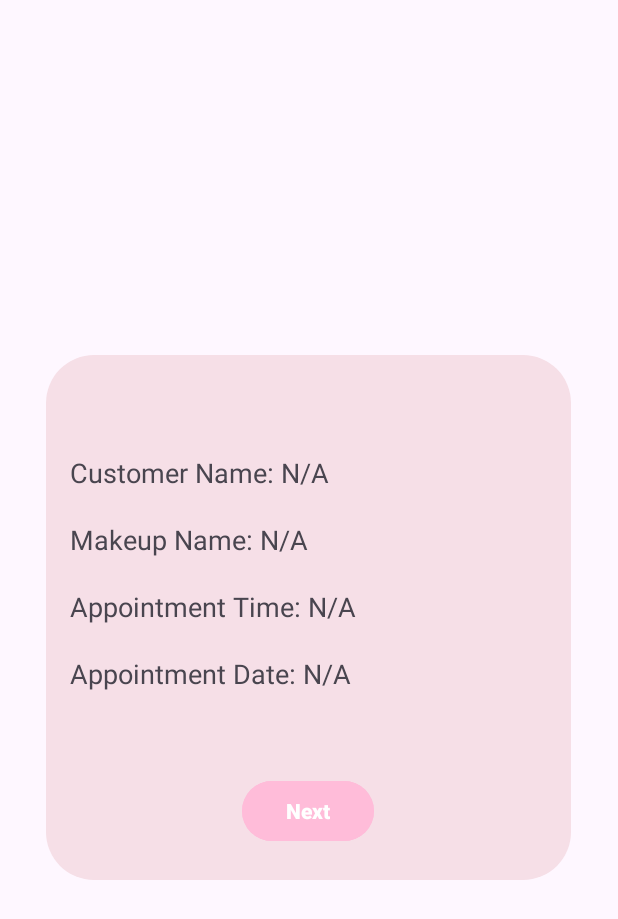
After one commit to reyjeanjoy/Beaute-Rare, an Android app: the BookDetailsActivity screen opened directly, with no data from a screen before it, on a phone screen of 412 x 824 dp. The commit adds this screen. Shown: the top 919 px of the screen. Run offline under Robolectric (Android 15) with nearby library versions, the phone set to English and light mode, and no system bars.

Commit message:
joy commit

```diff
--- a/app/build.gradle.kts
+++ b/app/build.gradle.kts
@@ -52,6 +52,7 @@ dependencies {
     implementation(libs.firebase.auth)
     implementation(libs.firebase.firestore.ktx)
     implementation(libs.firebase.storage.ktx)
+    implementation(libs.androidx.recyclerview)
     testImplementation(libs.junit)
     androidTestImplementation(libs.androidx.junit)
     androidTestImplementation(libs.androidx.espresso.core)
--- a/app/src/main/AndroidManifest.xml
+++ b/app/src/main/AndroidManifest.xml
@@ -14,6 +14,9 @@
         android:supportsRtl="true"
         android:theme="@style/Theme.Rare"
         tools:targetApi="31">
+        <activity
+            android:name=".BookDetailsActivity"
+            android:exported="false" />
         <activity
             android:name=".HomeSerPrice"
             android:exported="false" />
--- /dev/null
+++ b/app/src/main/java/com/beauterare/rare/BookDetailsActivity.kt
@@ -0,0 +1,44 @@
+package com.beauterare.rare
+
+import android.content.Intent
+import android.os.Bundle
+import android.widget.Button
+import android.widget.TextView
+import androidx.appcompat.app.AppCompatActivity
+
+class BookDetailsActivity : AppCompatActivity() {
+
+    override fun onCreate(savedInstanceState: Bundle?) {
+        super.onCreate(savedInstanceState)
+        setContentView(R.layout.activity_book_details)
+
+        // Retrieve appointment details from intent
+        val customerName = intent.getStringExtra("customerName") ?: "N/A"
+        val makeupName = intent.getStringExtra("makeupName") ?: "N/A"
+        val appointmentTime = intent.getStringExtra("appointmentTime") ?: "N/A"
+        val appointmentDate = intent.getStringExtra("appointmentDate") ?: "N/A"
+
+        // Set text views with received details
+        val customerNameTextView = findViewById<TextView>(R.id.customer_name)
+        val makeupNameTextView = findViewById<TextView>(R.id.makeup_details)
+        val appointmentTimeTextView = findViewById<TextView>(R.id.appointment_time)
+        val appointmentDateTextView = findViewById<TextView>(R.id.appointment_date)
+
+        customerNameTextView.text = "Customer Name: $customerName"
+        makeupNameTextView.text = "Makeup Name: $makeupName"
+        appointmentTimeTextView.text = "Appointment Time: $appointmentTime"
+        appointmentDateTextView.text = "Appointment Date: $appointmentDate"
+
+        // Button to proceed to PaymentActivity
+        val proceedPaymentButton = findViewById<Button>(R.id.proceedPaymentBtn)
+        proceedPaymentButton.setOnClickListener {
+            val intent = Intent(this, PaymentActivity::class.java).apply {
+                putExtra("customerName", customerName)
+                putExtra("makeupName", makeupName)
+                putExtra("appointmentTime", appointmentTime)
+                putExtra("appointmentDate", appointmentDate)
+            }
+            startActivity(intent)
+        }
+    }
+}
--- a/app/src/main/java/com/beauterare/rare/CashActivity.kt
+++ b/app/src/main/java/com/beauterare/rare/CashActivity.kt
@@ -11,7 +11,7 @@ class CashActivity : AppCompatActivity() {
         enableEdgeToEdge()
         setContentView(R.layout.activity_cash)
 
-        val intent = Intent(this, FormActivity::class.java)
+        val intent = Intent(this, ConfirmationActivity::class.java)
         startActivity(intent)
         finish()
     }
--- a/app/src/main/java/com/beauterare/rare/ConfirmationActivity.kt
+++ b/app/src/main/java/com/beauterare/rare/ConfirmationActivity.kt
@@ -15,7 +15,7 @@ class ConfirmationActivity : AppCompatActivity() {
 
         val checkButton = findViewById<Button>(R.id.checkbutton)
         checkButton?.setOnClickListener {
-            val intent = Intent(this, DisplayAppointmentActivity::class.java)
+            val intent = Intent(this, MainActivity::class.java)
             startActivity(intent)
         }
     }
--- a/app/src/main/java/com/beauterare/rare/CreditCardDetailsActivity.kt
+++ b/app/src/main/java/com/beauterare/rare/CreditCardDetailsActivity.kt
@@ -25,7 +25,7 @@ class CreditCardDetailsActivity : AppCompatActivity() {
 
         val bookButton = findViewById<Button>(R.id.bookBtn1)
         bookButton.setOnClickListener {
-            val intent = Intent(this, FormActivity::class.java)
+            val intent = Intent(this, ConfirmationActivity::class.java)
             startActivity(intent)
         }
     }
--- /dev/null
+++ b/app/src/main/res/layout/activity_book_details.xml
@@ -0,0 +1,47 @@
+<?xml version="1.0" encoding="utf-8"?>
+<LinearLayout xmlns:android="http://schemas.android.com/apk/res/android"
+    android:layout_width="350dp"
+    android:layout_height="350dp"
+    android:orientation="vertical"
+    android:background="@drawable/pink_background"
+    android:padding="16dp"
+    android:layout_gravity="center">
+
+    <TextView
+        android:id="@+id/customer_name"
+        android:layout_width="wrap_content"
+        android:layout_height="wrap_content"
+        android:textSize="18sp"
+        android:layout_marginTop="50dp"/>
+
+    <TextView
+        android:id="@+id/makeup_details"
+        android:layout_width="wrap_content"
+        android:layout_height="wrap_content"
+        android:textSize="18sp"
+        android:layout_marginTop="20dp" />
+
+    <TextView
+        android:id="@+id/appointment_time"
+        android:layout_width="wrap_content"
+        android:layout_height="wrap_content"
+        android:textSize="18sp"
+        android:layout_marginTop="20dp" />
+
+    <TextView
+        android:id="@+id/appointment_date"
+        android:layout_width="wrap_content"
+        android:layout_height="wrap_content"
+        android:textSize="18sp"
+        android:layout_marginTop="20dp" />
+
+    <Button
+        android:id="@+id/proceedPaymentBtn"
+        android:layout_width="wrap_content"
+        android:layout_height="wrap_content"
+        android:layout_marginTop="55dp"
+        android:text="Next"
+        android:textStyle="bold"
+        android:layout_gravity="center_horizontal"
+        android:backgroundTint="#FFBCD9"/>
+</LinearLayout>
--- a/gradle/libs.versions.toml
+++ b/gradle/libs.versions.toml
@@ -13,6 +13,7 @@ googleServices = "4.4.1"
 firebaseAuth = "23.0.0"
 firebaseFirestoreKtx = "25.0.0"
 firebaseStorageKtx = "21.0.0"
+recyclerview = "1.3.2"
 
 [libraries]
 androidx-core-ktx = { group = "androidx.core", name = "core-ktx", version.ref = "coreKtx" }
@@ -27,6 +28,7 @@ google-services = { group = "com.google.gms", name = "google-services", version.
 firebase-auth = { group = "com.google.firebase", name = "firebase-auth", version.ref = "firebaseAuth" }
 firebase-firestore-ktx = { group = "com.google.firebase", name = "firebase-firestore-ktx", version.ref = "firebaseFirestoreKtx" }
 firebase-storage-ktx = { group = "com.google.firebase", name = "firebase-storage-ktx", version.ref = "firebaseStorageKtx" }
+androidx-recyclerview = { group = "androidx.recyclerview", name = "recyclerview", version.ref = "recyclerview" }
 
 [plugins]
 androidApplication = { id = "com.android.application", version.ref = "agp" }
```
Also changed, not shown: app/src/main/java/com/beauterare/rare/EMainScreenWalkin.kt (+20 -21 lines), app/src/main/java/com/beauterare/rare/FormActivity.kt (+9 -5 lines), app/src/main/java/com/beauterare/rare/PaymentActivity.kt (+0 -20 lines), app/src/main/res/drawable/ic_back_arrow.xml (added, +15 -0 lines), app/src/main/res/layout/activity_payment.xml (+5 -29 lines), app/src/main/res/layout/activity_sign_up.xml (+19 -7 lines).
